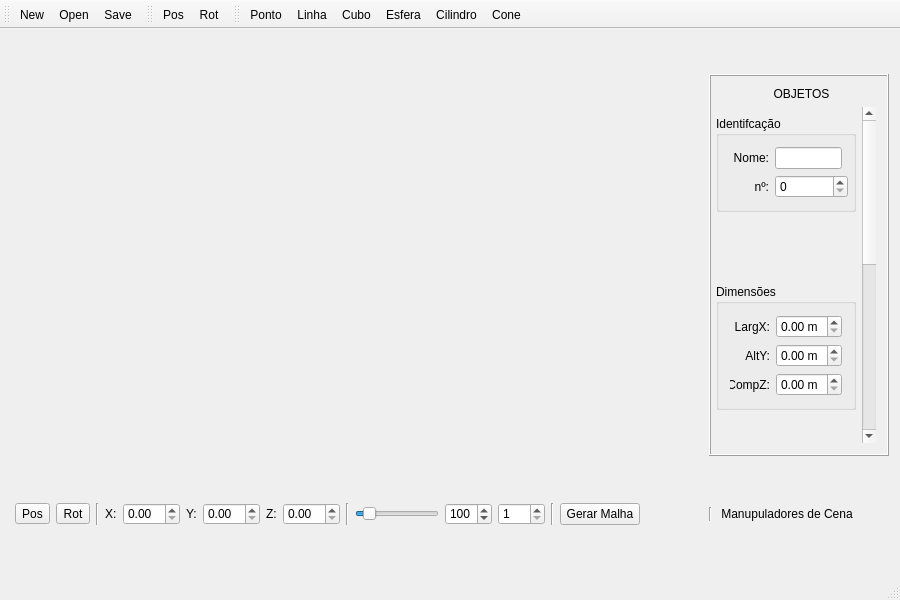
Before: the Qt Designer form final_Interface/mainwindow.ui in pvmocbel/Lane3dViewer, drawn with Qt 5.
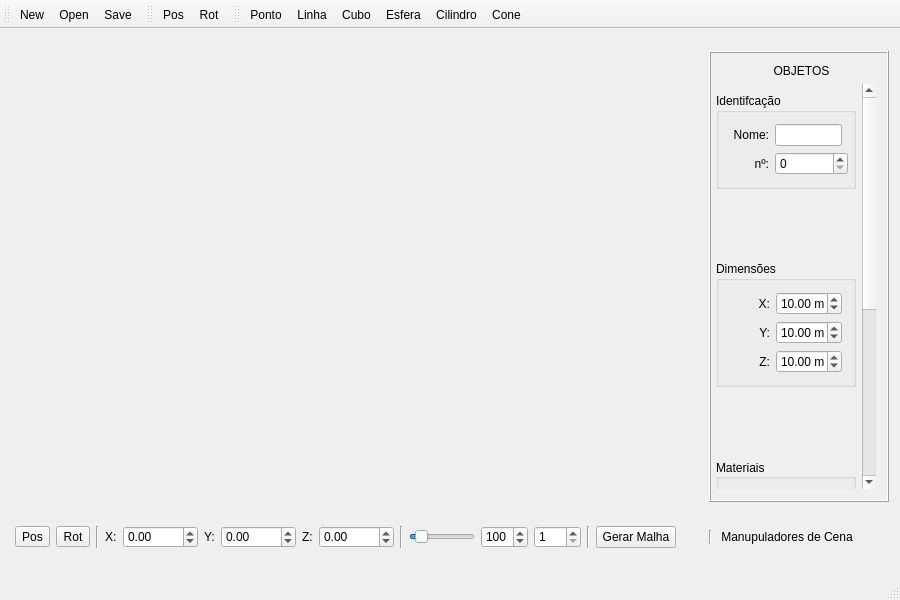
After: the same form once the commit is applied. The open tabs and pages were chosen to show the change.

Patch:
```diff
--- a/final_Interface/mainwindow.ui
+++ b/final_Interface/mainwindow.ui
@@ -74,6 +74,9 @@
            <property name="decimals">
             <number>2</number>
            </property>
+           <property name="minimum">
+            <double>-1000.000000000000000</double>
+           </property>
           </widget>
          </item>
          <item>
@@ -84,7 +87,11 @@
           </widget>
          </item>
          <item>
-          <widget class="QDoubleSpinBox" name="position_Y"/>
+          <widget class="QDoubleSpinBox" name="position_Y">
+           <property name="minimum">
+            <double>-1000.000000000000000</double>
+           </property>
+          </widget>
          </item>
          <item>
           <widget class="QLabel" name="label_3">
@@ -98,6 +105,9 @@
            <property name="acceptDrops">
             <bool>false</bool>
            </property>
+           <property name="minimum">
+            <double>-1000.000000000000000</double>
+           </property>
           </widget>
          </item>
          <item>
@@ -260,8 +270,8 @@
         </property>
         <property name="maximumSize">
          <size>
-          <width>170</width>
-          <height>16777215</height>
+          <width>180</width>
+          <height>451</height>
          </size>
         </property>
         <property name="frameShape">
@@ -611,7 +621,7 @@
                <x>0</x>
                <y>0</y>
                <width>150</width>
-               <height>628</height>
+               <height>749</height>
               </rect>
              </property>
              <layout class="QGridLayout" name="gridLayout_3">
@@ -943,7 +953,7 @@
                         </size>
                        </property>
                        <property name="text">
-                        <string>LargX:</string>
+                        <string>X:</string>
                        </property>
                        <property name="textFormat">
                         <enum>Qt::AutoText</enum>
@@ -973,6 +983,9 @@
                        <property name="maximum">
                         <double>100.000000000000000</double>
                        </property>
+                       <property name="value">
+                        <double>10.000000000000000</double>
+                       </property>
                       </widget>
                      </item>
                      <item row="1" column="0">
@@ -984,7 +997,7 @@
                         </size>
                        </property>
                        <property name="text">
-                        <string>AltY:</string>
+                        <string>Y:</string>
                        </property>
                        <property name="textFormat">
                         <enum>Qt::AutoText</enum>
@@ -1008,6 +1021,9 @@
                        <property name="maximum">
                         <double>100.000000000000000</double>
                        </property>
+                       <property name="value">
+                        <double>10.000000000000000</double>
+                       </property>
                       </widget>
                      </item>
                      <item row="2" column="1">
@@ -1021,6 +1037,9 @@
                        <property name="maximum">
                         <double>100.000000000000000</double>
                        </property>
+                       <property name="value">
+                        <double>10.000000000000000</double>
+                       </property>
                       </widget>
                      </item>
                      <item row="2" column="0">
@@ -1032,7 +1051,7 @@
                         </size>
                        </property>
                        <property name="text">
-                        <string>CompZ:</string>
+                        <string>Z:</string>
                        </property>
                        <property name="textFormat">
                         <enum>Qt::AutoText</enum>
```
Left out of the diff: 22 changed lines with no effect on the pictures.
